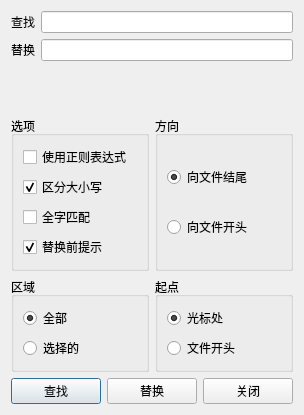
Old version of the form findreplace.ui in the repository neko-para/qdevcpp.
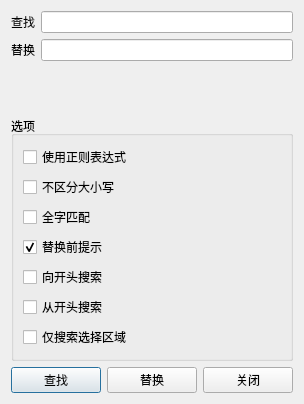
New version of the form.

Commit message: update ui. add fr config

What changed in the file:
```diff
--- a/findreplace.ui
+++ b/findreplace.ui
@@ -7,7 +7,7 @@
     <x>0</x>
     <y>0</y>
     <width>304</width>
-    <height>415</height>
+    <height>404</height>
    </rect>
   </property>
   <property name="windowTitle">
@@ -39,8 +39,6 @@
     </layout>
    </item>
    <item>
-    <layout class="QGridLayout" name="gridLayout">
-     <item row="0" column="0">
       <widget class="QGroupBox" name="groupBox">
        <property name="title">
         <string>选项</string>
@@ -56,10 +54,7 @@
         <item>
          <widget class="QCheckBox" name="caseSensitive">
           <property name="text">
-           <string>区分大小写</string>
-          </property>
-          <property name="checked">
-           <bool>true</bool>
+         <string>不区分大小写</string>
           </property>
          </widget>
         </item>
@@ -80,88 +75,29 @@
           </property>
          </widget>
         </item>
-       </layout>
-      </widget>
-     </item>
-     <item row="0" column="1">
-      <widget class="QGroupBox" name="groupBox_2">
-       <property name="title">
-        <string>方向</string>
-       </property>
-       <layout class="QVBoxLayout" name="verticalLayout_4">
         <item>
-         <widget class="QRadioButton" name="toward">
+       <widget class="QCheckBox" name="findBackward">
           <property name="text">
-           <string>向文件结尾</string>
-          </property>
-          <property name="checked">
-           <bool>true</bool>
-          </property>
+         <string>向开头搜索</string>
+        </property>
          </widget>
         </item>
         <item>
-         <widget class="QRadioButton" name="backward">
+       <widget class="QCheckBox" name="startAtBegin">
           <property name="text">
-           <string>向文件开头</string>
+         <string>从开头搜索</string>
           </property>
          </widget>
         </item>
-       </layout>
-      </widget>
-     </item>
-     <item row="1" column="1">
-      <widget class="QGroupBox" name="groupBox_4">
-       <property name="title">
-        <string>起点</string>
-       </property>
-       <layout class="QVBoxLayout" name="verticalLayout_3">
         <item>
-         <widget class="QRadioButton" name="startAtCursor">
+       <widget class="QCheckBox" name="onlyInSelected">
           <property name="text">
-           <string>光标处</string>
-          </property>
-          <property name="checked">
-           <bool>true</bool>
-          </property>
-         </widget>
-        </item>
-        <item>
-         <widget class="QRadioButton" name="startAtBegin">
-          <property name="text">
-           <string>文件开头</string>
-          </property>
-         </widget>
-        </item>
-       </layout>
-      </widget>
-     </item>
-     <item row="1" column="0">
-      <widget class="QGroupBox" name="groupBox_3">
-       <property name="title">
-        <string>区域</string>
-       </property>
-       <layout class="QVBoxLayout" name="verticalLayout_2">
-        <item>
-         <widget class="QRadioButton" name="searchAll">
-          <property name="text">
-           <string>全部</string>
-          </property>
-          <property name="checked">
-           <bool>true</bool>
-          </property>
-         </widget>
-        </item>
-        <item>
-         <widget class="QRadioButton" name="searchSelected">
-          <property name="text">
-           <string>选择的</string>
-          </property>
-         </widget>
-        </item>
-       </layout>
-      </widget>
-     </item>
-    </layout>
+         <string>仅搜索选择区域</string>
+        </property>
+       </widget>
+      </item>
+     </layout>
+    </widget>
    </item>
    <item>
     <layout class="QHBoxLayout" name="horizontalLayout">
```
Left out of the diff: 10 changed lines with no effect on the pictures. Lines whose indentation alone changed are shown as unchanged. The commit also changes 4 other files.
